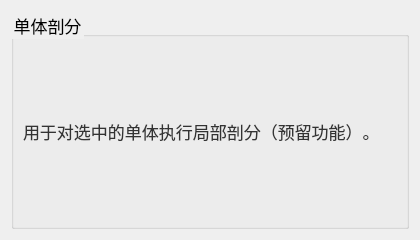
Above: plugins/Base_Mesh/MeshSingleMeshingWidget.ui from asd977/base_cae before the change. Below: the same form after it.
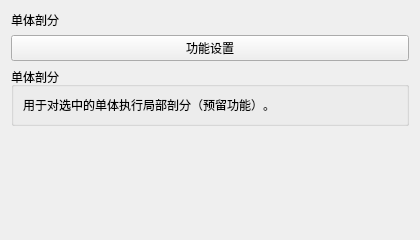
That is the form after the change. Icons and pictures are not drawn.

Commit message: fix(ui): place verticalSpacer at page root layout end

Patch:
```diff
--- a/plugins/Base_Mesh/MeshSingleMeshingWidget.ui
+++ b/plugins/Base_Mesh/MeshSingleMeshingWidget.ui
@@ -8,106 +8,22 @@
   <property name="windowTitle">
    <string>单体剖分</string>
   </property>
-  <property name="styleSheet">
-   <string notr="true">QWidget{
-font-family: &quot;Microsoft YaHei&quot;, &quot;微软雅黑&quot;;
-}
-QPushButton {
-    font-size: 17px;
-    min-height: 32px;
-}
-QPushButton#pushButton {
-    background-color: rgb(224, 233, 244);
-    border-width: 1px;
-    border-color: rgb(121, 121, 121);
-    border-style: solid;
-    min-height: 33px;
-    border-top: 1px solid rgb(169, 169, 169);
-    border-bottom: 1px solid rgb(169, 169, 169);
-    border-left: none;
-    border-right: none;
-    text-align: left;
-    padding-left: 15px;
-    font-size: 17px;
-}
-QLabel {
-    font-size: 17px;
-    color: rgb(51, 51, 51);
-}
-QLabel#pageNameLabel {
-    font-size: 20px;
-    padding-left: 9px;
-    color: rgb(53, 103, 147);
-}
-QLineEdit, QTextEdit, QPlainTextEdit, QSpinBox, QDoubleSpinBox, QDateTimeEdit {
-    border: 1px solid rgb(200, 200, 200);
-    border-radius: 2px;
-    font-size: 17px;
-    min-height: 30px;
-}
-QLineEdit:focus, QTextEdit:focus, QPlainTextEdit:focus,
-QSpinBox:focus, QDoubleSpinBox:focus, QDateTimeEdit:focus {
-    border-color: rgb(100, 100, 255);
-    outline: none;
-}
-QComboBox {
-    font-size: 17px;
-    color: rgb(51, 51, 51);
-    padding-left: 6px;
-    background: rgb(240, 240, 240);
-    border: 1px solid rgb(169, 169, 169);
-    border-radius: 3px;
-    min-height: 30px;
-}
-QComboBox::drop-down {
-    subcontrol-origin: padding;
-    subcontrol-position: top right;
-    width: 20px;
-    background: rgb(240, 240, 240);
-    border-left: 1px solid rgb(190, 190, 190);
-}
-QComboBox::down-arrow {
-    image: url(:/resources/arrow_down_drawn.svg);
-    width: 12px;
-    height: 12px;
-}
-QSpinBox::up-button, QDoubleSpinBox::up-button {
-    subcontrol-origin: border;
-    subcontrol-position: top right;
-    width: 18px;
-    border-left: 1px solid rgb(190, 190, 190);
-    border-bottom: 1px solid rgb(210, 210, 210);
-    background: rgb(240, 240, 240);
-}
-QSpinBox::down-button, QDoubleSpinBox::down-button {
-    subcontrol-origin: border;
-    subcontrol-position: bottom right;
-    width: 18px;
-    border-left: 1px solid rgb(190, 190, 190);
-    background: rgb(240, 240, 240);
-}
-QSpinBox::up-arrow, QDoubleSpinBox::up-arrow {
-    image: url(:/resources/arrow_up_drawn.svg);
-    width: 10px;
-    height: 10px;
-}
-QSpinBox::down-arrow, QDoubleSpinBox::down-arrow {
-    image: url(:/resources/arrow_down_drawn.svg);
-    width: 10px;
-    height: 10px;
-}
-QRadioButton, QCheckBox, QGroupBox {
-    font-size: 17px;
-}
-QTableWidget, QTreeWidget, QListWidget {
-    font-size: 16px;
-    gridline-color: rgb(210, 210, 210);
-}
-
-</string>
-  </property>
   <layout class="QVBoxLayout" name="verticalLayout">
+      <item>
+    <widget class="QLabel" name="pageNameLabel">
+     <property name="text">
+      <string>单体剖分</string>
+     </property>
+    </widget>
+   </item>
    <item>
+    <widget class="QPushButton" name="pushButton">
+     <property name="text">
+      <string>功能设置</string>
+     </property>
+    </widget>
+   </item>
+<item>
     <widget class="QGroupBox" name="groupBox">
      <property name="title"><string>单体剖分</string></property>
      <layout class="QVBoxLayout" name="verticalLayout_2">
@@ -119,7 +35,20 @@
      </layout>
     </widget>
    </item>
-  </layout>
+  <item>
+    <spacer name="verticalSpacer">
+     <property name="orientation">
+      <enum>Qt::Vertical</enum>
+     </property>
+     <property name="sizeHint" stdset="0">
+      <size>
+       <width>20</width>
+       <height>40</height>
+      </size>
+     </property>
+    </spacer>
+   </item>
+</layout>
  </widget>
  <resources/>
  <connections/>
```
Left out of the diff: 8 changed lines with no effect on the pictures. The commit also changes 45 other files.
